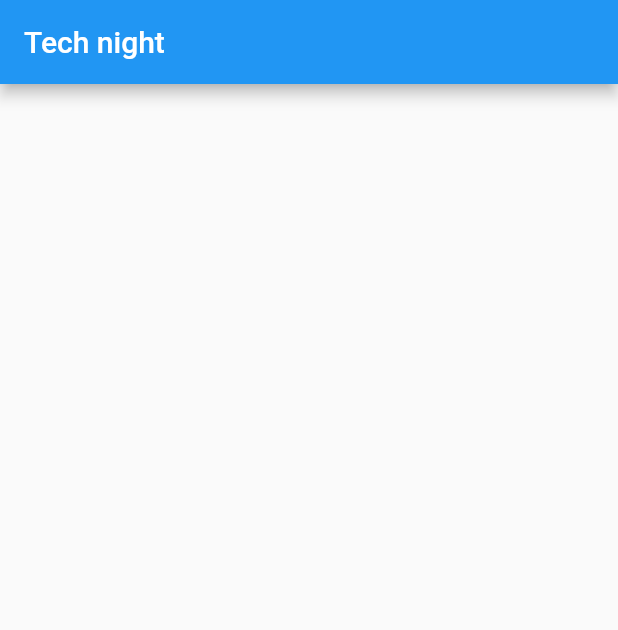
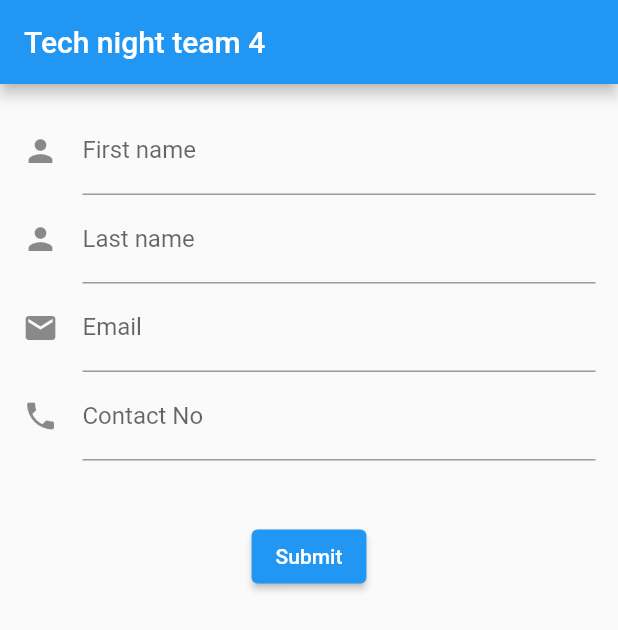
Before and after one commit to JayXam/techNightTeam4, a Flutter app: the screen it shows after launch, on a phone screen of 412 x 824 dp. Shown: the top 630 px of the screen. Run offline on Flutter 3.47's test engine with Material 2 defaults, Android fonts, the phone set to English and light mode, and no system bars; drawn by our look-alikes of flutter_form_builder; our stand-ins replace email_validator.

Commit message:
first form done

```diff
--- /dev/null
+++ b/lib/customer.dart
@@ -0,0 +1,8 @@
+ class Customer {
+  String firstName;
+  String lastName;
+  String email;
+  String contactNo;
+
+  Customer(this.firstName, this.lastName, this.email, this.contactNo);
+ }
--- a/lib/main.dart
+++ b/lib/main.dart
@@ -1,4 +1,8 @@
+import 'dart:developer';
 import 'package:flutter/material.dart';
+import 'package:flutter_form_builder/flutter_form_builder.dart';
+import 'package:email_validator/email_validator.dart';
+import 'customer.dart';
 
 void main() {
   runApp(const MyApp());
@@ -24,13 +28,13 @@ class MyApp extends StatelessWidget {
         // is not restarted.
         primarySwatch: Colors.blue,
       ),
-      home: const MyHomePage(title: 'Tech night'),
+      home: const MyCustomerForm(title: 'Tech night team 4'),
     );
   }
 }
 
-class MyHomePage extends StatefulWidget {
-  const MyHomePage({Key? key, required this.title}) : super(key: key);
+class MyCustomerForm extends StatefulWidget {
+  const MyCustomerForm({Key? key, required this.title}) : super(key: key);
 
   // This widget is the home page of your application. It is stateful, meaning
   // that it has a State object (defined below) that contains fields that affect
@@ -44,11 +48,17 @@ class MyHomePage extends StatefulWidget {
   final String title;
 
   @override
-  State<MyHomePage> createState() => _MyHomePageState();
+  State<MyCustomerForm> createState() => _MyCustomerFormState();
 }
 
-class _MyHomePageState extends State<MyHomePage> {
-  int _counter = 0;
+class _MyCustomerFormState extends State<MyCustomerForm> {
+  final formKey = GlobalKey<FormBuilderState>();
+  Customer customer = Customer('', '', '', '');
+  bool isvalid = false;
+  final firstnameController = TextEditingController();
+  final lastnameController = TextEditingController();
+  final emailController = TextEditingController();
+  final contactNoController = TextEditingController();
 
   void _incrementCounter() {
     setState(() {
@@ -57,7 +67,6 @@ class _MyHomePageState extends State<MyHomePage> {
       // so that the display can reflect the updated values. If we changed
       // _counter without calling setState(), then the build method would not be
       // called again, and so nothing would appear to happen.
-      _counter++;
     });
   }
 
@@ -75,30 +84,72 @@ class _MyHomePageState extends State<MyHomePage> {
         // the App.build method, and use it to set our appbar title.
         title: Text(widget.title),
       ),
-      body: Center(
-        // Center is a layout widget. It takes a single child and positions it
-        // in the middle of the parent.
-        child: Column(
-          // Column is also a layout widget. It takes a list of children and
-          // arranges them vertically. By default, it sizes itself to fit its
-          // children horizontally, and tries to be as tall as its parent.
-          //
-          // Invoke "debug painting" (press "p" in the console, choose the
-          // "Toggle Debug Paint" action from the Flutter Inspector in Android
-          // Studio, or the "Toggle Debug Paint" command in Visual Studio Code)
-          // to see the wireframe for each widget.
-          //
-          // Column has various properties to control how it sizes itself and
-          // how it positions its children. Here we use mainAxisAlignment to
-          // center the children vertically; the main axis here is the vertical
-          // axis because Columns are vertical (the cross axis would be
-          // horizontal).
-          mainAxisAlignment: MainAxisAlignment.center,
-          children: [
+      body: FormBuilder(
+        key: formKey,
+        child: Container(
+          padding: EdgeInsets.all(15),
+          child: Column(
+            children: <Widget>[
+              FormBuilderTextField(
+                name: "first_name",
+                controller: firstnameController,
+                decoration: InputDecoration(
+                    icon: Icon(Icons.person),
+                    hintText: 'Enter your first name',
+                    labelText: 'First name'
+                  ),
+                ),
+              FormBuilderTextField(
+                name: "last_name",
+                controller: lastnameController,
+                decoration: InputDecoration(
+                    icon: Icon(Icons.person),
+                    hintText: 'Enter your last name',
+                    labelText: 'Last name'
+                ),
+              ),
+              FormBuilderTextField(
+                name: "email",
+                controller: emailController,
+                keyboardType: TextInputType.emailAddress,
+                decoration: InputDecoration(
+                    icon: Icon(Icons.email),
+                    hintText: 'Enter your email',
+                    labelText: 'Email'
+                ),
+              ),
+              FormBuilderTextField(
+                name: "phone",
+                controller: contactNoController,
+                keyboardType: TextInputType.number,
+                decoration: InputDecoration(
+                    icon: Icon(Icons.phone),
+                    hintText: 'Enter your contact numbwer',
+                    labelText: 'Contact No'
+                ),
+              ),
+              SizedBox(height: 40),
+              ElevatedButton(
+                child: Text("Submit"),
+                onPressed: (){
+                  customer.firstName = firstnameController.text;
+                  customer.lastName = lastnameController.text;
+                  customer.email = emailController.text;
+                  customer.contactNo = contactNoController.text;
 
-          ],
-        ),
-      )// This trailing comma makes auto-formatting nicer for build methods.
+                  isvalid = EmailValidator.validate(customer.email);
+                  if (isvalid) {
+                    // Navigate
+                  } else {
+                    log('email not valid!');
+                  }
+                },
+              ),
+              SizedBox(height: 30),
+            ],
+          ),
+        )
+      )
     );
   }
 }
--- a/pubspec.yaml
+++ b/pubspec.yaml
@@ -34,6 +34,8 @@ dependencies:
   # The following adds the Cupertino Icons font to your application.
   # Use with the CupertinoIcons class for iOS style icons.
   cupertino_icons: ^1.0.2
+  flutter_form_builder: ^7.0.0
+  email_validator: ^1.0.4
 
 dev_dependencies:
   flutter_test:
```
Also changed, not shown: 3 other files.
